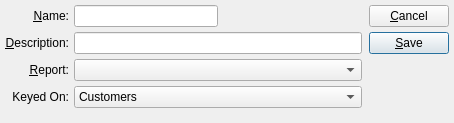
Qt form xtuple/trunk/guiclient/form.ui (WooodHead/xtuple) before a commit.
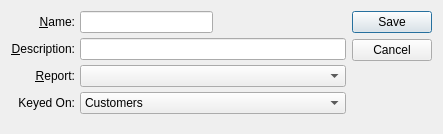
The same form after that commit. Custom widgets are drawn as their Qt base class.

Diff of the .ui file:
```diff
--- a/xtuple/trunk/guiclient/form.ui
+++ b/xtuple/trunk/guiclient/form.ui
@@ -8,54 +8,30 @@
 is available at www.xtuple.com/CPAL.  By using this software, you agree
 to be bound by its terms.</comment>
  <class>form</class>
- <widget class="QDialog" name="form" >
-  <property name="geometry" >
+ <widget class="QDialog" name="form">
+  <property name="geometry">
    <rect>
     <x>0</x>
     <y>0</y>
-    <width>454</width>
-    <height>123</height>
+    <width>443</width>
+    <height>134</height>
    </rect>
   </property>
   <property name="windowTitle" >
    <string>Form</string>
   </property>
-  <layout class="QHBoxLayout" >
-   <property name="spacing" >
-    <number>7</number>
-   </property>
-   <property name="leftMargin" >
-    <number>5</number>
-   </property>
-   <property name="topMargin" >
-    <number>5</number>
-   </property>
-   <property name="rightMargin" >
-    <number>5</number>
-   </property>
-   <property name="bottomMargin" >
-    <number>5</number>
-   </property>
-   <item>
-    <layout class="QVBoxLayout" >
-     <property name="spacing" >
+  <layout class="QGridLayout" name="gridLayout">
+   <item row="0" column="0">
+    <layout class="QVBoxLayout">
+     <property name="spacing">
       <number>0</number>
      </property>
-     <property name="leftMargin" >
-      <number>0</number>
-     </property>
-     <property name="topMargin" >
-      <number>0</number>
-     </property>
-     <property name="rightMargin" >
-      <number>0</number>
-     </property>
-     <property name="bottomMargin" >
+     <property name="margin">
       <number>0</number>
      </property>
      <item>
-      <layout class="QHBoxLayout" >
-       <property name="spacing" >
+      <layout class="QHBoxLayout">
+       <property name="spacing">
         <number>5</number>
        </property>
        <property name="leftMargin" >
@@ -71,8 +47,8 @@
         <number>0</number>
        </property>
        <item>
-        <layout class="QVBoxLayout" >
-         <property name="spacing" >
+        <layout class="QVBoxLayout">
+         <property name="spacing">
           <number>5</number>
          </property>
          <property name="leftMargin" >
@@ -88,8 +64,8 @@
           <number>0</number>
          </property>
          <item>
-          <widget class="QLabel" name="_nameLit" >
-           <property name="text" >
+          <widget class="QLabel" name="_nameLit">
+           <property name="text">
             <string>&amp;Name:</string>
            </property>
            <property name="alignment" >
@@ -101,8 +77,8 @@
           </widget>
          </item>
          <item>
-          <widget class="QLabel" name="_descriptionLit" >
-           <property name="text" >
+          <widget class="QLabel" name="_descriptionLit">
+           <property name="text">
             <string>&amp;Description:</string>
            </property>
            <property name="alignment" >
@@ -114,8 +90,8 @@
           </widget>
          </item>
          <item>
-          <widget class="QLabel" name="_reportLit" >
-           <property name="text" >
+          <widget class="QLabel" name="_reportLit">
+           <property name="text">
             <string>&amp;Report:</string>
            </property>
            <property name="alignment" >
@@ -127,8 +103,8 @@
           </widget>
          </item>
          <item>
-          <widget class="QLabel" name="_keyedOnLit" >
-           <property name="text" >
+          <widget class="QLabel" name="_keyedOnLit">
+           <property name="text">
             <string>Keyed On:</string>
            </property>
            <property name="alignment" >
@@ -139,8 +115,8 @@
         </layout>
        </item>
        <item>
-        <layout class="QVBoxLayout" >
-         <property name="spacing" >
+        <layout class="QVBoxLayout">
+         <property name="spacing">
           <number>5</number>
          </property>
          <property name="leftMargin" >
@@ -156,24 +132,15 @@
           <number>0</number>
          </property>
          <item>
-          <layout class="QHBoxLayout" >
-           <property name="spacing" >
+          <layout class="QHBoxLayout">
+           <property name="spacing">
             <number>0</number>
            </property>
-           <property name="leftMargin" >
-            <number>0</number>
-           </property>
-           <property name="topMargin" >
-            <number>0</number>
-           </property>
-           <property name="rightMargin" >
-            <number>0</number>
-           </property>
-           <property name="bottomMargin" >
+           <property name="margin">
             <number>0</number>
            </property>
            <item>
-            <widget class="XLineEdit" name="_name" />
+            <widget class="XLineEdit" name="_name"/>
            </item>
            <item>
             <spacer>
@@ -194,11 +161,11 @@
           </layout>
          </item>
          <item>
-          <widget class="XLineEdit" name="_descrip" />
+          <widget class="XLineEdit" name="_descrip"/>
          </item>
          <item>
-          <widget class="XComboBox" name="_report" >
-           <property name="allowNull" >
+          <widget class="XComboBox" name="_report">
+           <property name="allowNull">
             <bool>true</bool>
            </property>
            <property name="type" >
@@ -207,7 +174,7 @@
           </widget>
          </item>
          <item>
-          <widget class="XComboBox" name="_key" >
+          <widget class="XComboBox" name="_key">
            <item>
             <property name="text" >
              <string>Customers</string>
@@ -272,90 +239,29 @@
        <property name="sizeType" >
         <enum>QSizePolicy::Expanding</enum>
        </property>
-       <property name="sizeHint" >
+       <property name="sizeHint" stdset="0">
         <size>
          <width>20</width>
-         <height>20</height>
+         <height>0</height>
         </size>
        </property>
       </spacer>
      </item>
     </layout>
    </item>
-   <item>
-    <layout class="QVBoxLayout" >
-     <property name="spacing" >
-      <number>0</number>
+   <item row="0" column="1">
+    <widget class="QDialogButtonBox" name="_buttonBox">
+     <property name="orientation">
+      <enum>Qt::Vertical</enum>
      </property>
-     <property name="leftMargin" >
-      <number>0</number>
+     <property name="standardButtons">
+      <set>QDialogButtonBox::Cancel|QDialogButtonBox::Save</set>
      </property>
-     <property name="topMargin" >
-      <number>0</number>
-     </property>
-     <property name="rightMargin" >
-      <number>0</number>
-     </property>
-     <property name="bottomMargin" >
-      <number>0</number>
-     </property>
-     <item>
-      <layout class="QVBoxLayout" >
-       <property name="spacing" >
-        <number>5</number>
-       </property>
-       <property name="leftMargin" >
-        <number>0</number>
-       </property>
-       <property name="topMargin" >
-        <number>0</number>
-       </property>
-       <property name="rightMargin" >
-        <number>0</number>
-       </property>
-       <property name="bottomMargin" >
-        <number>0</number>
-       </property>
-       <item>
-        <widget class="QPushButton" name="_close" >
-         <property name="text" >
-          <string>&amp;Cancel</string>
-         </property>
-        </widget>
-       </item>
-       <item>
-        <widget class="QPushButton" name="_save" >
-         <property name="text" >
-          <string>&amp;Save</string>
-         </property>
-         <property name="default" >
-          <bool>true</bool>
-         </property>
-        </widget>
-       </item>
-      </layout>
-     </item>
-     <item>
-      <spacer>
-       <property name="orientation" >
-        <enum>Qt::Vertical</enum>
-       </property>
-       <property name="sizeType" >
-        <enum>QSizePolicy::Expanding</enum>
-       </property>
-       <property name="sizeHint" >
-        <size>
-         <width>20</width>
-         <height>20</height>
-        </size>
-       </property>
-      </spacer>
-     </item>
-    </layout>
+    </widget>
    </item>
   </layout>
  </widget>
- <layoutdefault spacing="6" margin="11" />
+ <layoutdefault spacing="6" margin="11"/>
  <pixmapfunction>qPixmapFromMimeSource</pixmapfunction>
  <customwidgets>
   <customwidget>
```
Left out of the diff: 105 changed lines with no effect on the pictures.
